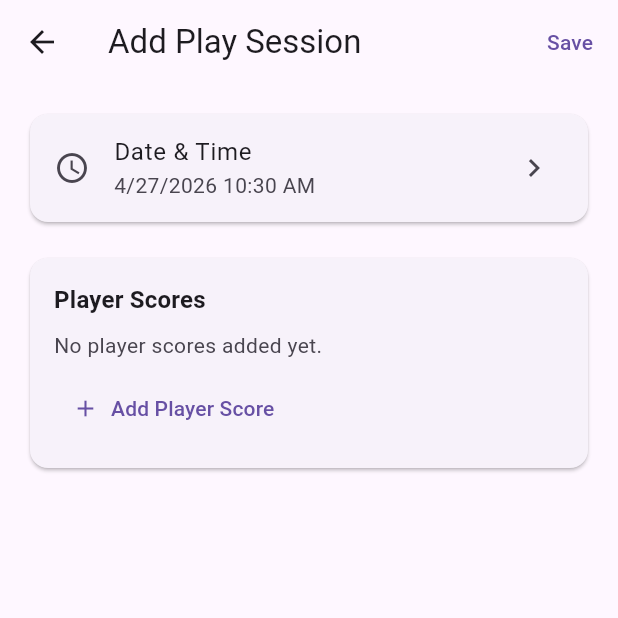
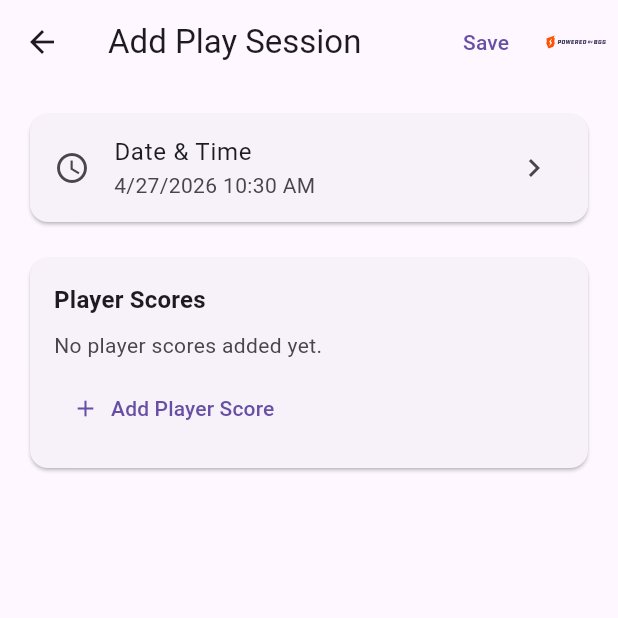
Before and after one commit to dustinjray/board_game_library, a Flutter app: the AddPlaySessionScreen screen opened directly with empty values, on a phone screen of 412 x 824 dp, the top half of it. Run offline on Flutter 3.47's test engine with Material 3 defaults, Android fonts, the phone set to English and light mode, and no system bars; our stand-ins replace flutter_svg, sqflite, sqflite_common_ffi; accounts and stored records are empty; statements that could not run were skipped.

Commit message:
Adds BGG button

```diff
--- a/lib/screens/add_play_session_screen.dart
+++ b/lib/screens/add_play_session_screen.dart
@@ -3,6 +3,7 @@ import 'package:board_game_library/models/play_session.dart';
 import 'package:board_game_library/models/play_session_details.dart';
 import 'package:board_game_library/models/play_session_score.dart';
 import 'package:board_game_library/state/play_session_notifier.dart';
+import 'package:board_game_library/widgets/bgg_link_button.dart';
 import 'package:board_game_library/widgets/score_entry_modal.dart';
 import 'package:board_game_library/widgets/score_row.dart';
 import 'package:flutter/material.dart';
@@ -315,6 +316,7 @@ class _AddPlaySessionScreenState extends State<AddPlaySessionScreen> {
               onPressed: _save,
               child: const Text('Save'),
             ),
+            const BggLinkButton()
         ],
       ),
       body: ListView(
--- a/lib/screens/add_to_collection_screen.dart
+++ b/lib/screens/add_to_collection_screen.dart
@@ -5,6 +5,7 @@ import 'package:board_game_library/data/repository/sql_games_repository.dart';
 import 'package:board_game_library/screens/board_game_screen.dart';
 import 'package:board_game_library/services/board_game_service.dart';
 import 'package:board_game_library/state/games_notifier.dart';
+import 'package:board_game_library/widgets/bgg_link_button.dart';
 import 'package:board_game_library/widgets/board_game_tile.dart';
 import 'package:flutter/material.dart';
 import 'package:provider/provider.dart';
@@ -245,6 +246,9 @@ class _AddToCollectionScreenState extends State<AddToCollectionScreen> {
           onPressed: () => Navigator.of(context).pop(),
           icon: const Icon(Icons.arrow_back),
         ),
+        actions: const [
+          BggLinkButton(),
+        ],
       ),
       body: Column(
         children: [
--- a/lib/screens/board_game_screen.dart
+++ b/lib/screens/board_game_screen.dart
@@ -1,6 +1,7 @@
 import 'package:board_game_library/screens/edit_game_screen.dart';
 import 'package:board_game_library/state/games_notifier.dart';
 import 'package:board_game_library/state/play_session_notifier.dart';
+import 'package:board_game_library/widgets/bgg_link_button.dart';
 import 'package:board_game_library/widgets/game_item_expansion_tile.dart';
 import 'package:board_game_library/widgets/game_summary_card.dart';
 import 'package:board_game_library/widgets/play_session_section.dart';
@@ -96,6 +97,9 @@ class _BoardGameScreenState extends State<BoardGameScreen> {
           leading: BackButton(
             onPressed: () => Navigator.of(context).pop(_didUpdate),
           ),
+          actions: const [
+            BggLinkButton(),
+          ],
         ),
         body: SingleChildScrollView(
           padding: const EdgeInsets.all(16),
--- a/lib/screens/edit_game_screen.dart
+++ b/lib/screens/edit_game_screen.dart
@@ -1,4 +1,5 @@
 import 'package:board_game_library/models/board_game.dart';
+import 'package:board_game_library/widgets/bgg_link_button.dart';
 import 'package:flutter/material.dart';
 import 'package:provider/provider.dart';
 import 'package:board_game_library/state/games_notifier.dart';
@@ -73,7 +74,10 @@ class _EditGameScreenState extends State<EditGameScreen> {
             onPressed: () {
               Navigator.of(context).pop(_didUpdate);
             },
-          )
+          ),
+          actions: [
+            const BggLinkButton(),
+          ]
         ),
         body: SingleChildScrollView(
           padding: const EdgeInsets.all(16.0),
--- /dev/null
+++ b/lib/widgets/bgg_link_button.dart
@@ -0,0 +1,27 @@
+import 'package:flutter/material.dart';
+import 'package:flutter_svg/svg.dart';
+import 'package:url_launcher/url_launcher.dart';
+
+class BggLinkButton extends StatelessWidget {
+  const BggLinkButton({super.key});
+
+  static final Uri _bggUri = Uri.parse('https://boardgamegeek.com/');
+
+  Future<void> _openBgg() async {
+    await launchUrl(_bggUri, mode: LaunchMode.externalApplication);
+  }
+
+  @override
+  Widget build(BuildContext context) {
+    return IconButton(
+      tooltip: 'Powered by BoardGameGeek',
+      onPressed: _openBgg,
+      icon: SvgPicture.asset(
+        'assets/svg/powered-by-bgg-rgb.svg',
+        width: 40,
+        height: 20,
+      )
+    );
+  }
+
+}
--- a/pubspec.yaml
+++ b/pubspec.yaml
@@ -9,11 +9,13 @@ environment:
 dependencies:
   flutter:
     sdk: flutter
+  flutter_svg: ^2.2.4
   http: ^1.6.0
   path: ^1.9.1
   provider: ^6.1.5+1
   sqflite: ^2.4.2
   sqflite_common_ffi: ^2.3.6
+  url_launcher: ^6.3.2
   xml: ^6.6.1
 
 dev_dependencies:
@@ -26,3 +28,4 @@ flutter:
   assets:
     - assets/available_games.json
     - assets/sql/create_tables.sql
+    - assets/svg/powered-by-bgg-rgb.svg
```
Also changed, not shown: lib/screens/user_collection_screen.dart (+4 -21 lines), assets/svg/powered-by-bgg-rgb.svg (added), pubspec.lock, 5 other files.
